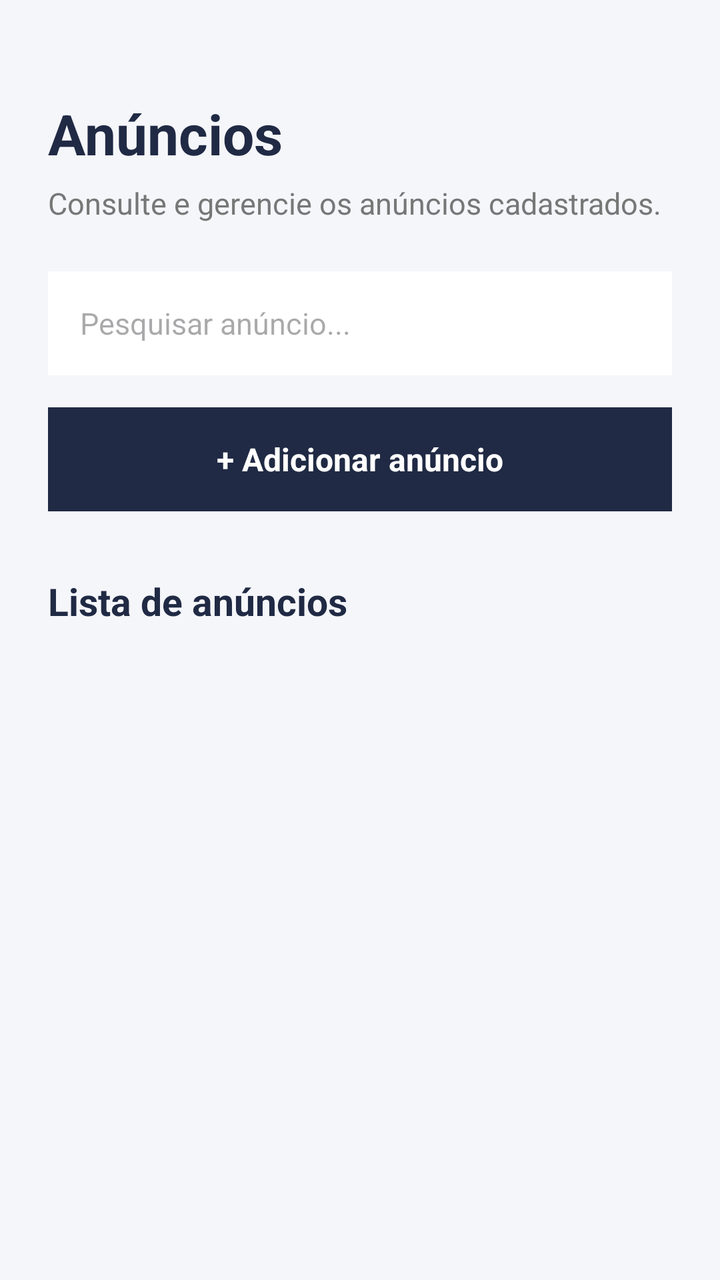
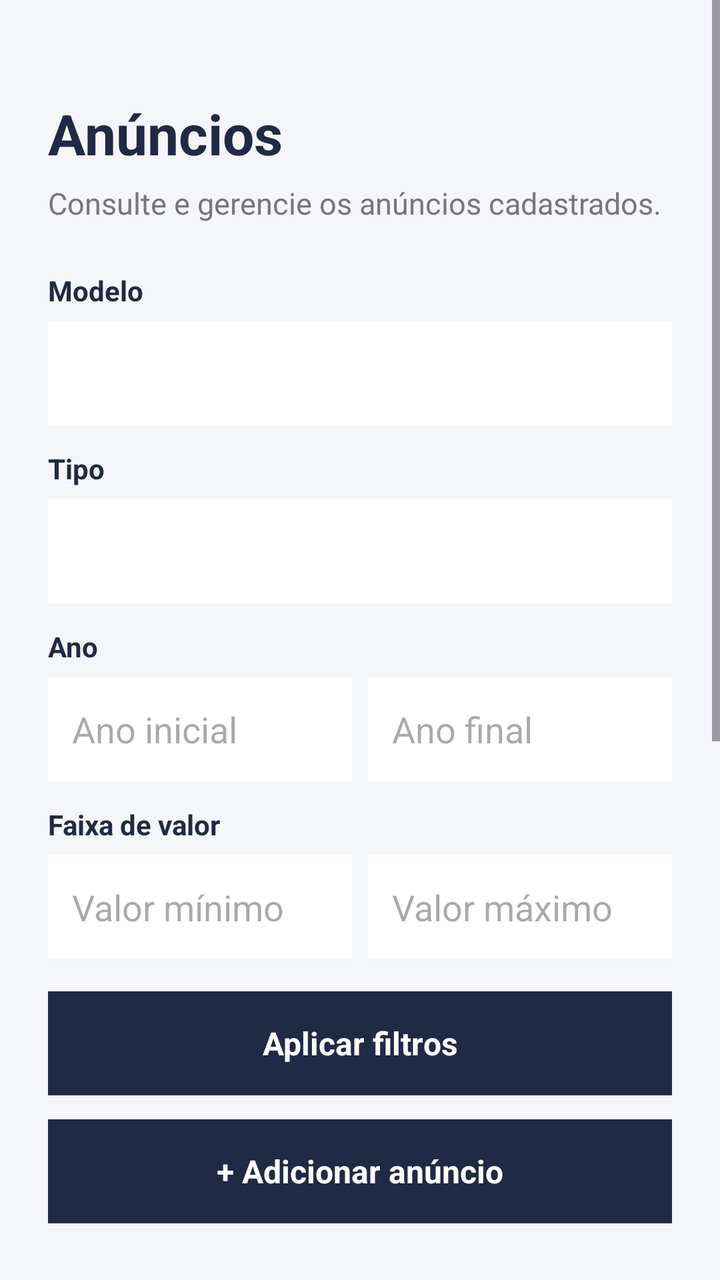

The first picture is an Android layout as it rendered before a commit; the second is the same layout after the commit. The layout source and the unified diff follow.
<!-- AndroidManifest.xml: application theme Theme.Androidcarros -->
<!-- res/layout/activity_anuncios.xml -->
<?xml version="1.0" encoding="utf-8"?>
<LinearLayout xmlns:android="http://schemas.android.com/apk/res/android"
    android:layout_width="match_parent"
    android:layout_height="match_parent"
    android:orientation="vertical"
    android:background="#F5F6FA"
    android:padding="24dp">

    <TextView
        android:layout_width="match_parent"
        android:layout_height="wrap_content"
        android:text="@string/titulo_anuncios"
        android:textColor="#202A44"
        android:textSize="28sp"
        android:textStyle="bold"
        android:layout_marginTop="24dp" />

    <TextView
        android:layout_width="match_parent"
        android:layout_height="wrap_content"
        android:text="@string/subtitulo_anuncios"
        android:textColor="#777777"
        android:textSize="15sp"
        android:layout_marginTop="6dp"
        android:layout_marginBottom="24dp" />

    <EditText
        android:id="@+id/pesquisaAnuncio"
        android:layout_width="match_parent"
        android:layout_height="52dp"
        android:background="#FFFFFF"
        android:hint="@string/pesquisar_anuncios"
        android:paddingHorizontal="16dp"
        android:singleLine="true"
        android:textSize="15sp" />

    <TextView
        android:id="@+id/adicionarAnuncio"
        android:layout_width="match_parent"
        android:layout_height="52dp"
        android:layout_marginTop="16dp"
        android:background="#202A44"
        android:gravity="center"
        android:text="@string/adicionar_anuncio"
        android:textColor="#FFFFFF"
        android:textSize="16sp"
        android:textStyle="bold" />

    <TextView
        android:layout_width="match_parent"
        android:layout_height="wrap_content"
        android:text="@string/lista_anuncios"
        android:textColor="#202A44"
        android:textSize="19sp"
        android:textStyle="bold"
        android:layout_marginTop="32dp"
        android:layout_marginBottom="12dp" />

    <ListView
        android:id="@+id/listAnuncios"
        android:layout_width="match_parent"
        android:layout_height="0dp"
        android:layout_weight="1"
        android:divider="@android:color/transparent"
        android:dividerHeight="8dp" />

    <TextView
        android:id="@+id/textoVazio"
        android:layout_width="match_parent"
        android:layout_height="120dp"
        android:background="#FFFFFF"
        android:gravity="center"
        android:padding="16dp"
        android:text="@string/nenhum_anuncio"
        android:textColor="#777777"
        android:textSize="15sp"
        android:visibility="gone" />

</LinearLayout>
<!-- resources referenced by this layout -->
<resources>
  <string name="adicionar_anuncio">+ Adicionar anúncio</string>
  <string name="lista_anuncios">Lista de anúncios</string>
  <string name="nenhum_anuncio">Os anúncios cadastrados aparecerão aqui.</string>
  <string name="pesquisar_anuncios">Pesquisar anúncio...</string>
  <string name="subtitulo_anuncios">Consulte e gerencie os anúncios cadastrados.</string>
  <string name="titulo_anuncios">Anúncios</string>
  <style name="Theme.Androidcarros" parent="Base.Theme.Androidcarros" />
  <style name="Base.Theme.Androidcarros" parent="Theme.Material3.DayNight.NoActionBar">
          
          
      </style>
</resources>

<!-- the commit's change to res/layout/activity_anuncios.xml (unified diff, before → after) -->
@@ -1,79 +1,197 @@
 <?xml version="1.0" encoding="utf-8"?>
-<LinearLayout xmlns:android="http://schemas.android.com/apk/res/android"
+<ScrollView xmlns:android="http://schemas.android.com/apk/res/android"
     android:layout_width="match_parent"
     android:layout_height="match_parent"
-    android:orientation="vertical"
     android:background="#F5F6FA"
-    android:padding="24dp">
+    android:fillViewport="true">
 
-    <TextView
+    <LinearLayout
         android:layout_width="match_parent"
         android:layout_height="wrap_content"
-        android:text="@string/titulo_anuncios"
-        android:textColor="#202A44"
-        android:textSize="28sp"
-        android:textStyle="bold"
-        android:layout_marginTop="24dp" />
+        android:orientation="vertical"
+        android:padding="24dp">
 
-    <TextView
-        android:layout_width="match_parent"
-        android:layout_height="wrap_content"
-        android:text="@string/subtitulo_anuncios"
-        android:textColor="#777777"
-        android:textSize="15sp"
-        android:layout_marginTop="6dp"
-        android:layout_marginBottom="24dp" />
+        <TextView
+            android:layout_width="match_parent"
+            android:layout_height="wrap_content"
+            android:text="@string/titulo_anuncios"
+            android:textColor="#202A44"
+            android:textSize="28sp"
+            android:textStyle="bold"
+            android:layout_marginTop="24dp" />
 
-    <EditText
-        android:id="@+id/pesquisaAnuncio"
-        android:layout_width="match_parent"
-        android:layout_height="52dp"
-        android:background="#FFFFFF"
-        android:hint="@string/pesquisar_anuncios"
-        android:paddingHorizontal="16dp"
-        android:singleLine="true"
-        android:textSize="15sp" />
+        <TextView
+            android:layout_width="match_parent"
+            android:layout_height="wrap_content"
+            android:text="@string/subtitulo_anuncios"
+            android:textColor="#777777"
+            android:textSize="15sp"
+            android:layout_marginTop="6dp"
+            android:layout_marginBottom="24dp" />
 
-    <TextView
-        android:id="@+id/adicionarAnuncio"
-        android:layout_width="match_parent"
-        android:layout_height="52dp"
-        android:layout_marginTop="16dp"
-        android:background="#202A44"
-        android:gravity="center"
-        android:text="@string/adicionar_anuncio"
-        android:textColor="#FFFFFF"
-        android:textSize="16sp"
-        android:textStyle="bold" />
+        <TextView
+            android:layout_width="match_parent"
+            android:layout_height="wrap_content"
+            android:text="Modelo"
+            android:textColor="#202A44"
+            android:textStyle="bold"
+            android:layout_marginBottom="6dp" />
 
-    <TextView
-        android:layout_width="match_parent"
-        android:layout_height="wrap_content"
-        android:text="@string/lista_anuncios"
-        android:textColor="#202A44"
-        android:textSize="19sp"
-        android:textStyle="bold"
-        android:layout_marginTop="32dp"
-        android:layout_marginBottom="12dp" />
+        <Spinner
+            android:id="@+id/filtroModelo"
+            android:layout_width="match_parent"
+            android:layout_height="52dp"
+            android:background="#FFFFFF"
+            android:paddingHorizontal="12dp" />
 
-    <ListView
-        android:id="@+id/listAnuncios"
-        android:layout_width="match_parent"
-        android:layout_height="0dp"
-        android:layout_weight="1"
-        android:divider="@android:color/transparent"
-        android:dividerHeight="8dp" />
+        <TextView
+            android:layout_width="match_parent"
+            android:layout_height="wrap_content"
+            android:text="Tipo"
+            android:textColor="#202A44"
+            android:textStyle="bold"
+            android:layout_marginTop="12dp"
+            android:layout_marginBottom="6dp" />
 
-    <TextView
-        android:id="@+id/textoVazio"
-        android:layout_width="match_parent"
-        android:layout_height="120dp"
-        android:background="#FFFFFF"
-        android:gravity="center"
-        android:padding="16dp"
-        android:text="@string/nenhum_anuncio"
-        android:textColor="#777777"
-        android:textSize="15sp"
-        android:visibility="gone" />
+        <Spinner
+            android:id="@+id/filtroTipo"
+            android:layout_width="match_parent"
+            android:layout_height="52dp"
+            android:background="#FFFFFF"
+            android:paddingHorizontal="12dp" />
 
-</LinearLayout>
+        <TextView
+            android:layout_width="match_parent"
+            android:layout_height="wrap_content"
+            android:text="Ano"
+            android:textColor="#202A44"
+            android:textStyle="bold"
+            android:layout_marginTop="12dp"
+            android:layout_marginBottom="6dp" />
+
+        <LinearLayout
+            android:layout_width="match_parent"
+            android:layout_height="wrap_content"
+            android:orientation="horizontal">
+
+            <EditText
+                android:id="@+id/anoInicial"
+                android:layout_width="0dp"
+                android:layout_height="52dp"
+                android:layout_weight="1"
+                android:background="#FFFFFF"
+                android:hint="Ano inicial"
+                android:inputType="number"
+                android:paddingHorizontal="12dp"
+                android:singleLine="true" />
+
+            <EditText
+                android:id="@+id/anoFinal"
+                android:layout_width="0dp"
+                android:layout_height="52dp"
+                android:layout_weight="1"
+                android:layout_marginStart="8dp"
+                android:background="#FFFFFF"
+                android:hint="Ano final"
+                android:inputType="number"
+                android:paddingHorizontal="12dp"
+                android:singleLine="true" />
+
+        </LinearLayout>
+
+        <TextView
+            android:layout_width="match_parent"
+            android:layout_height="wrap_content"
+            android:text="Faixa de valor"
+            android:textColor="#202A44"
+            android:textStyle="bold"
+            android:layout_marginTop="12dp"
+            android:layout_marginBottom="6dp" />
+
+        <LinearLayout
+            android:layout_width="match_parent"
+            android:layout_height="wrap_content"
+            android:orientation="horizontal">
+
+            <EditText
+                android:id="@+id/valorMinimo"
+                android:layout_width="0dp"
+                android:layout_height="52dp"
+                android:layout_weight="1"
+                android:background="#FFFFFF"
+                android:hint="Valor mínimo"
+                android:inputType="numberDecimal"
+                android:paddingHorizontal="12dp"
+                android:singleLine="true" />
+
+            <EditText
+                android:id="@+id/valorMaximo"
+                android:layout_width="0dp"
+                android:layout_height="52dp"
+                android:layout_weight="1"
+                android:layout_marginStart="8dp"
+                android:background="#FFFFFF"
+                android:hint="Valor máximo"
+                android:inputType="numberDecimal"
+                android:paddingHorizontal="12dp"
+                android:singleLine="true" />
+
+        </LinearLayout>
+
+        <TextView
+            android:id="@+id/aplicarFiltros"
+            android:layout_width="match_parent"
+            android:layout_height="52dp"
+            android:layout_marginTop="16dp"
+            android:background="#202A44"
+            android:gravity="center"
+            android:text="Aplicar filtros"
+            android:textColor="#FFFFFF"
+            android:textSize="16sp"
+            android:textStyle="bold" />
+
+        <TextView
+            android:id="@+id/adicionarAnuncio"
+            android:layout_width="match_parent"
+            android:layout_height="52dp"
+            android:layout_marginTop="12dp"
+            android:background="#202A44"
+            android:gravity="center"
+            android:text="@string/adicionar_anuncio"
+            android:textColor="#FFFFFF"
+            android:textSize="16sp"
+            android:textStyle="bold" />
+
+        <TextView
+            android:layout_width="match_parent"
+            android:layout_height="wrap_content"
+            android:text="@string/lista_anuncios"
+            android:textColor="#202A44"
+            android:textSize="19sp"
+            android:textStyle="bold"
+            android:layout_marginTop="32dp"
+            android:layout_marginBottom="12dp" />
+
+        <ListView
+            android:id="@+id/listAnuncios"
+            android:layout_width="match_parent"
+            android:layout_height="400dp"
+            android:divider="@android:color/transparent"
+            android:dividerHeight="8dp"
+            android:nestedScrollingEnabled="true" />
+
+        <TextView
+            android:id="@+id/textoVazio"
+            android:layout_width="match_parent"
+            android:layout_height="120dp"
+            android:background="#FFFFFF"
+            android:gravity="center"
+            android:padding="16dp"
+            android:text="@string/nenhum_anuncio"
+            android:textColor="#777777"
+            android:textSize="15sp"
+            android:visibility="gone" />
+
+    </LinearLayout>
+
+</ScrollView>
<!-- resource entries referenced after the edit -->
@@ -3,7 +3,6 @@
   <string name="adicionar_anuncio">+ Adicionar anúncio</string>
   <string name="lista_anuncios">Lista de anúncios</string>
   <string name="nenhum_anuncio">Os anúncios cadastrados aparecerão aqui.</string>
-  <string name="pesquisar_anuncios">Pesquisar anúncio...</string>
   <string name="subtitulo_anuncios">Consulte e gerencie os anúncios cadastrados.</string>
   <string name="titulo_anuncios">Anúncios</string>
   <style name="Theme.Androidcarros" parent="Base.Theme.Androidcarros" />
